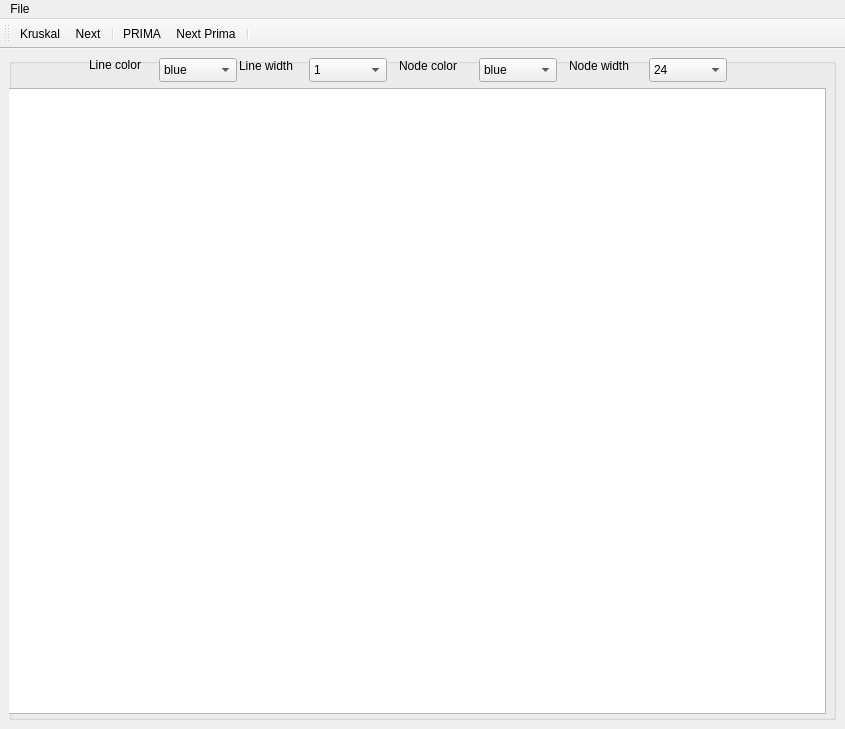
Above: layout/ui/main_window.ui from michalkielak/GIS before the change. Below: the same form after it.
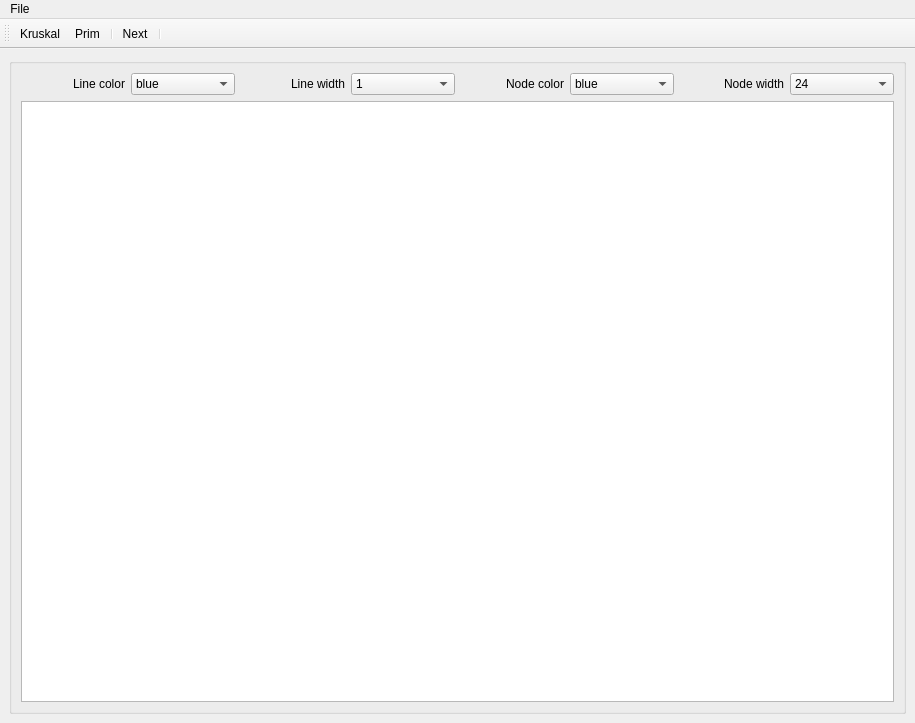
That is the form after the change.

Commit message: Few fixes (weights, one Next button, layout)

Diff of the .ui file:
```diff
--- a/layout/ui/main_window.ui
+++ b/layout/ui/main_window.ui
@@ -6,8 +6,8 @@
    <rect>
     <x>0</x>
     <y>0</y>
-    <width>845</width>
-    <height>729</height>
+    <width>915</width>
+    <height>723</height>
    </rect>
   </property>
   <property name="windowTitle">
@@ -26,15 +26,22 @@
       <property name="title">
        <string/>
       </property>
+      <layout class="QGridLayout" name="gridLayout">
+       <item row="0" column="0">
+        <widget class="QLabel" name="label_2">
+         <property name="layoutDirection">
+          <enum>Qt::LeftToRight</enum>
+         </property>
+         <property name="text">
+          <string>Line color</string>
+         </property>
+         <property name="alignment">
+          <set>Qt::AlignRight|Qt::AlignTrailing|Qt::AlignVCenter</set>
+         </property>
+        </widget>
+       </item>
+       <item row="0" column="1">
       <widget class="QComboBox" name="lineColorCb">
-       <property name="geometry">
-        <rect>
-         <x>150</x>
-         <y>0</y>
-         <width>78</width>
-         <height>24</height>
-        </rect>
-       </property>
        <item>
         <property name="text">
          <string>blue</string>
@@ -56,15 +63,19 @@
         </property>
        </item>
       </widget>
+       </item>
+       <item row="0" column="2">
+        <widget class="QLabel" name="label">
+         <property name="text">
+          <string>Line width</string>
+         </property>
+         <property name="alignment">
+          <set>Qt::AlignRight|Qt::AlignTrailing|Qt::AlignVCenter</set>
+         </property>
+        </widget>
+       </item>
+       <item row="0" column="3">
       <widget class="QComboBox" name="lineWidthCb">
-       <property name="geometry">
-        <rect>
-         <x>300</x>
-         <y>0</y>
-         <width>78</width>
-         <height>24</height>
-        </rect>
-       </property>
        <item>
         <property name="text">
          <string>1</string>
@@ -91,15 +102,19 @@
         </property>
        </item>
       </widget>
+       </item>
+       <item row="0" column="4">
+        <widget class="QLabel" name="label_4">
+         <property name="text">
+          <string>Node color</string>
+         </property>
+         <property name="alignment">
+          <set>Qt::AlignRight|Qt::AlignTrailing|Qt::AlignVCenter</set>
+         </property>
+        </widget>
+       </item>
+       <item row="0" column="5">
       <widget class="QComboBox" name="nodeColorCb">
-       <property name="geometry">
-        <rect>
-         <x>470</x>
-         <y>0</y>
-         <width>78</width>
-         <height>24</height>
-        </rect>
-       </property>
        <item>
         <property name="text">
          <string>blue</string>
@@ -121,15 +136,19 @@
         </property>
        </item>
       </widget>
+       </item>
+       <item row="0" column="6">
+        <widget class="QLabel" name="label_3">
+         <property name="text">
+          <string>Node width</string>
+         </property>
+         <property name="alignment">
+          <set>Qt::AlignRight|Qt::AlignTrailing|Qt::AlignVCenter</set>
+         </property>
+        </widget>
+       </item>
+       <item row="0" column="7">
       <widget class="QComboBox" name="nodeWidthCb">
-       <property name="geometry">
-        <rect>
-         <x>640</x>
-         <y>0</y>
-         <width>78</width>
-         <height>24</height>
-        </rect>
-       </property>
        <item>
         <property name="text">
          <string>24</string>
@@ -166,68 +185,11 @@
         </property>
        </item>
       </widget>
-      <widget class="QLabel" name="label">
-       <property name="geometry">
-        <rect>
-         <x>230</x>
-         <y>0</y>
-         <width>81</width>
-         <height>16</height>
-        </rect>
-       </property>
-       <property name="text">
-        <string>Line width</string>
-       </property>
-      </widget>
-      <widget class="QLabel" name="label_2">
-       <property name="geometry">
-        <rect>
-         <x>80</x>
-         <y>0</y>
-         <width>58</width>
-         <height>14</height>
-        </rect>
-       </property>
-       <property name="text">
-        <string>Line color</string>
-       </property>
-      </widget>
-      <widget class="QLabel" name="label_3">
-       <property name="geometry">
-        <rect>
-         <x>560</x>
-         <y>0</y>
-         <width>71</width>
-         <height>16</height>
-        </rect>
-       </property>
-       <property name="text">
-        <string>Node width</string>
-       </property>
-      </widget>
-      <widget class="QLabel" name="label_4">
-       <property name="geometry">
-        <rect>
-         <x>390</x>
-         <y>0</y>
-         <width>71</width>
-         <height>16</height>
-        </rect>
-       </property>
-       <property name="text">
-        <string>Node color</string>
-       </property>
-      </widget>
-      <widget class="QGraphicsView" name="graphicsView">
-       <property name="geometry">
-        <rect>
-         <x>-10</x>
-         <y>30</y>
-         <width>827</width>
-         <height>626</height>
-        </rect>
-       </property>
-      </widget>
+       </item>
+       <item row="1" column="0" colspan="8">
+        <widget class="QGraphicsView" name="graphicsView"/>
+       </item>
+      </layout>
      </widget>
     </item>
    </layout>
@@ -237,8 +199,8 @@
     <rect>
      <x>0</x>
      <y>0</y>
-     <width>845</width>
-     <height>24</height>
+     <width>915</width>
+     <height>26</height>
     </rect>
    </property>
    <widget class="QMenu" name="menuFile">
@@ -268,13 +230,12 @@
     <enum>TopToolBarArea</enum>
    </attribute>
    <attribute name="toolBarBreak">
-    <bool>true</bool>
+    <bool>false</bool>
    </attribute>
    <addaction name="actionKruskal"/>
-   <addaction name="actionNext"/>
-   <addaction name="separator"/>
    <addaction name="actionPRIMA"/>
-   <addaction name="actionNext_Prima"/>
+   <addaction name="separator"/>
+   <addaction name="actionNext"/>
    <addaction name="separator"/>
   </widget>
   <action name="actionKruskal">
@@ -325,7 +286,7 @@
   </action>
   <action name="actionPRIMA">
    <property name="text">
-    <string>PRIMA</string>
+    <string>Prim</string>
    </property>
   </action>
   <action name="actionNext_Prima">
```
Left out of the diff: 2 changed lines with no effect on the pictures. Lines whose indentation alone changed are shown as unchanged. The commit also changes 5 other files.
